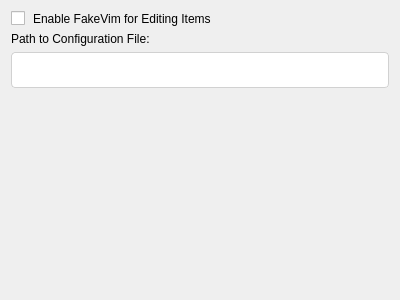
First picture: the form in plugins/itemfakevim/itemfakevimsettings.ui, repository ForgetiExistence/CopyQ, before the edit.
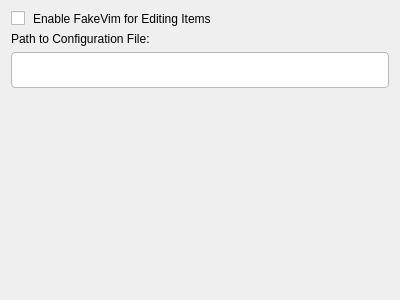
Second picture: the form after the edit.

What changed in the file:
```diff
--- a/plugins/itemfakevim/itemfakevimsettings.ui
+++ b/plugins/itemfakevim/itemfakevimsettings.ui
@@ -4,24 +4,24 @@
  <widget class="QWidget" name="ItemFakeVimSettings">
   <property name="styleSheet">
    <string>
-QLineEdit, QComboBox, QSpinBox, QDoubleSpinBox { border-radius: 4px; border: 1px solid #D1D1D1; padding: 5px 8px; min-height: 24px; background: #FFFFFF; }
-QComboBox:focus, QLineEdit:focus, QSpinBox:focus, QDoubleSpinBox:focus { border: 1px solid #0078D4; }
-QPushButton { border-radius: 4px; padding: 5px 12px; min-height: 24px; border: 1px solid #E5E5E5; background: #FBFBFB; }
-QPushButton:hover { background: #F5F5F5; }
-QPushButton:pressed { background: #E5E5E5; }
-QPushButton:default { background: #0078D4; color: #FFFFFF; border: 1px solid #0078D4; }
-QPushButton:default:hover { background: #106EBE; }
+QLineEdit, QComboBox, QSpinBox, QDoubleSpinBox { border-radius: 4px; border: 1px solid palette(mid); padding: 5px 8px; min-height: 24px; background: palette(base); }
+QComboBox:focus, QLineEdit:focus, QSpinBox:focus, QDoubleSpinBox:focus { border: 1px solid palette(highlight); }
+QPushButton { border-radius: 4px; padding: 5px 12px; min-height: 24px; border: 1px solid palette(mid); background: palette(button); }
+QPushButton:hover { background: palette(alternate-base); }
+QPushButton:pressed { background: palette(mid); }
+QPushButton:default { background: palette(highlight); color: palette(highlighted-text); border: 1px solid palette(highlight); }
+QPushButton:default:hover { background: palette(highlight); }
 QCheckBox { spacing: 8px; }
-QGroupBox { border-radius: 8px; border: 1px solid #E5E5E5; margin-top: 12px; padding: 12px; background: #FFFFFF; }
+QGroupBox { border-radius: 8px; border: 1px solid palette(mid); margin-top: 12px; padding: 12px; background: palette(base); }
 QGroupBox::title { subcontrol-origin: margin; subcontrol-position: top left; padding: 0 8px; left: 12px; }
-QListWidget, QTreeWidget, QTableWidget { border-radius: 8px; border: 1px solid #E5E5E5; }
+QListWidget, QTreeWidget, QTableWidget { border-radius: 8px; border: 1px solid palette(mid); }
 QScrollBar:vertical { border: none; background: transparent; width: 8px; margin: 0; }
-QScrollBar::handle:vertical { background: #C0C0C0; border-radius: 4px; min-height: 24px; }
-QScrollBar::handle:vertical:hover { background: #A0A0A0; }
+QScrollBar::handle:vertical { background: palette(mid); border-radius: 4px; min-height: 24px; }
+QScrollBar::handle:vertical:hover { background: palette(mid); }
 QScrollBar::add-line:vertical, QScrollBar::sub-line:vertical { height: 0; }
 QScrollBar:horizontal { border: none; background: transparent; height: 8px; margin: 0; }
-QScrollBar::handle:horizontal { background: #C0C0C0; border-radius: 4px; min-width: 24px; }
-QScrollBar::handle:horizontal:hover { background: #A0A0A0; }
+QScrollBar::handle:horizontal { background: palette(mid); border-radius: 4px; min-width: 24px; }
+QScrollBar::handle:horizontal:hover { background: palette(mid); }
 QScrollBar::add-line:horizontal, QScrollBar::sub-line:horizontal { width: 0; }
    </string>
   </property>
```
